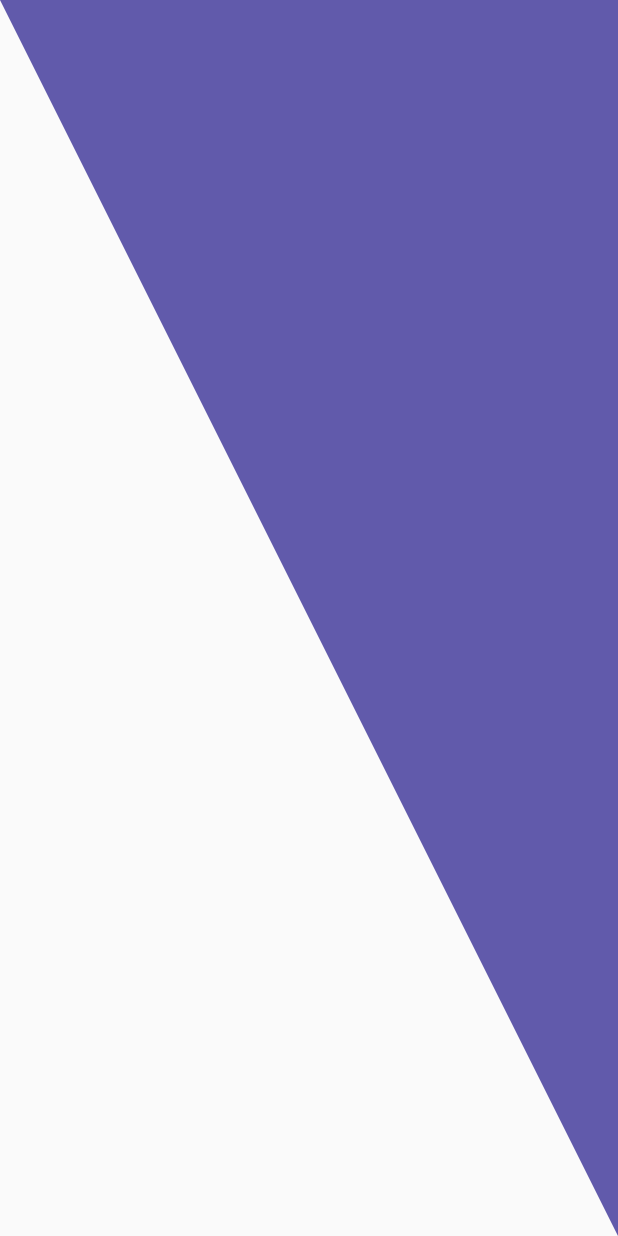
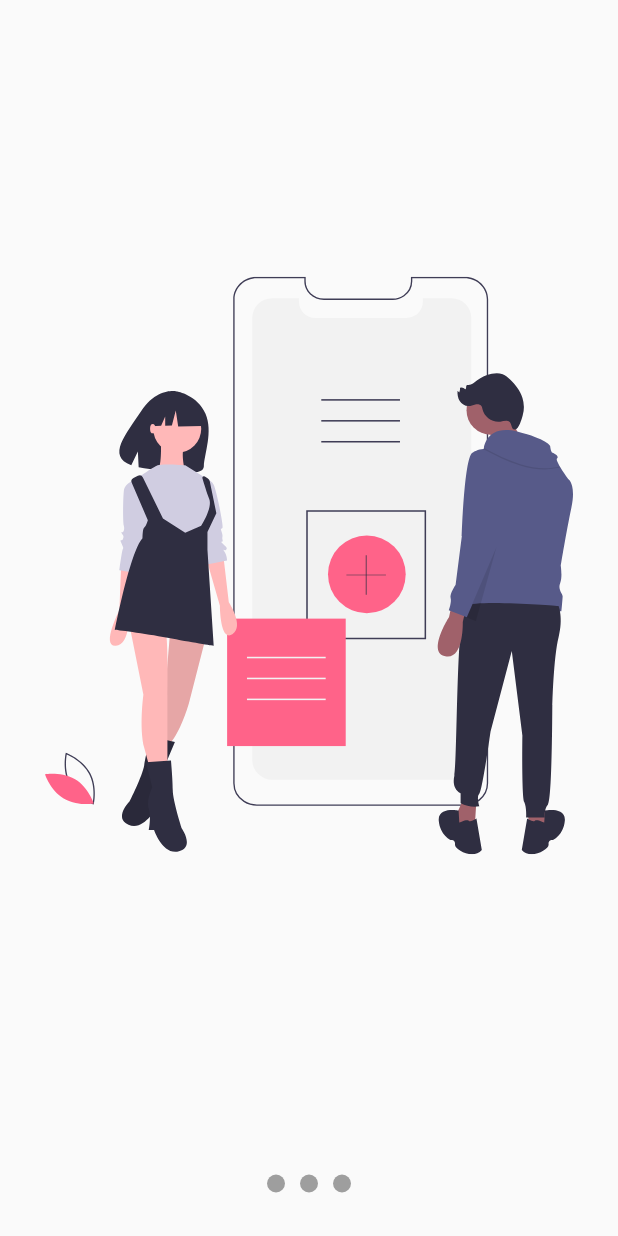
Before and after one commit to SantiagoGonzalezFernandez/Flutter-Design-Curso-Udemy, a Flutter app: the screen it shows after launch, on a phone screen of 412 x 824 dp. Run offline on Flutter 3.47's test engine with Material 2 defaults, Android fonts, the phone set to English and light mode, and no system bars; our stand-ins replace flutter_svg.

Commit message:
Avanzo en la seccion 5

```diff
--- a/disenos/lib/main.dart
+++ b/disenos/lib/main.dart
@@ -1,10 +1,8 @@
 //Importaciones que no son mias
-import 'package:disenos/src/pages/headers_page.dart';
-import 'package:disenos/src/widgets/headers_widget.dart';
 import 'package:flutter/material.dart';
 
 //Importaciones que Si son mias
-import 'package:disenos/src/pages/graficas_circulares_page.dart';
+import 'package:disenos/src/pages/slideshow_page.dart';
 
 void main() => runApp(MyApp());
 
@@ -14,7 +12,7 @@ class MyApp extends StatelessWidget {
     return MaterialApp(
       debugShowCheckedModeBanner: false,
       title: 'Disenos App',
-      home: HeadersPage()
+      home: SlideShowPage()
     );
   }
 }
--- /dev/null
+++ b/disenos/lib/src/pages/slideshow_page.dart
@@ -0,0 +1,116 @@
+//IMportaciones que no son mias
+import 'package:flutter/material.dart';
+import 'package:flutter_svg/flutter_svg.dart';
+
+//Importaciones que si son mias
+
+class SlideShowPage extends StatelessWidget {
+  @override
+  Widget build(BuildContext context) {
+    return Scaffold(
+      body: Center(
+        child: Column(
+          children: <Widget>[
+            Expanded(
+              child: _Slides()
+            ),
+            _Dots()
+          ],
+        )
+      ),
+    );
+  }
+}
+
+class _Dots extends StatelessWidget {
+  @override
+  Widget build(BuildContext context) {
+    return Container(
+      width: double.infinity,
+      height: 70.0,
+      child: Row(
+        mainAxisAlignment: MainAxisAlignment.center,
+        children: <Widget>[
+          _Dot(0),
+          _Dot(1),
+          _Dot(2),
+        ],
+      ),
+    );
+  }
+}
+
+class _Dot extends StatelessWidget {
+
+  final int index;
+
+  _Dot(this.index);
+
+  @override
+  Widget build(BuildContext context) {
+    return Container(
+      width : 12.0,
+      height: 12.0,
+      margin: EdgeInsets.symmetric(horizontal: 5.0),
+      decoration: BoxDecoration(
+        color: Colors.grey,
+        shape: BoxShape.circle
+      ),
+    );
+  }
+}
+
+class _Slides extends StatefulWidget {
+  @override
+  __SlidesState createState() => __SlidesState();
+}
+
+class __SlidesState extends State<_Slides> {
+
+  final pageViewController = PageController();
+
+  @override
+  void initState() {
+    super.initState();
+    pageViewController.addListener(() {
+      print('Pagina Actual: ${pageViewController.page}');
+    });
+  }
+
+  @override
+  void dispose() {
+    pageViewController.dispose();
+    super.dispose();
+  }
+
+  @override
+  Widget build(BuildContext context) {
+    return Container(
+      child: PageView(
+        controller: pageViewController,
+        children: <Widget>[
+          _Slide('assets/svgs/slide-1.svg'),
+          _Slide('assets/svgs/slide-2.svg'),
+          _Slide('assets/svgs/slide-3.svg'),
+        ],
+      ),
+    );
+  }
+}
+
+class _Slide extends StatelessWidget {
+
+  final String svg;
+
+  _Slide(this.svg);
+
+  @override
+  Widget build(BuildContext context) {
+    return Container(
+      width: double.infinity,
+      height: double.infinity,
+      padding: EdgeInsets.all(30.0),
+      child: SvgPicture.asset(svg),
+    );
+  }
+}
--- a/disenos/pubspec.yaml
+++ b/disenos/pubspec.yaml
@@ -28,6 +28,7 @@ dependencies:
   # The following adds the Cupertino Icons font to your application.
   # Use with the CupertinoIcons class for iOS style icons.
   cupertino_icons: ^0.1.3
+  flutter_svg: ^0.17.3+1
 
 dev_dependencies:
   flutter_test:
@@ -45,8 +46,8 @@ flutter:
   uses-material-design: true
 
   # To add assets to your application, add an assets section, like this:
-  # assets:
-  #   - images/a_dot_burr.jpeg
+  assets:
+    - assets/svgs/
   #   - images/a_dot_ham.jpeg
 
   # An image asset can refer to one or more resolution-specific "variants", see
```
Also changed, not shown: disenos/assets/svgs/slide-1.svg (added), disenos/assets/svgs/slide-2.svg (added), disenos/assets/svgs/slide-3.svg (added), disenos/assets/svgs/slide-4.svg (added), disenos/assets/svgs/slide-5.svg (added), disenos/pubspec.lock.
